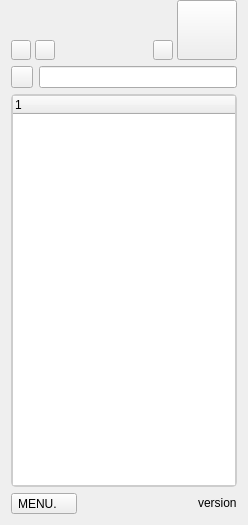
Above: qt4_src/src/ui/fetionwindow.ui from libfetion/libfetion-gui before the change. Below: the same form after it.
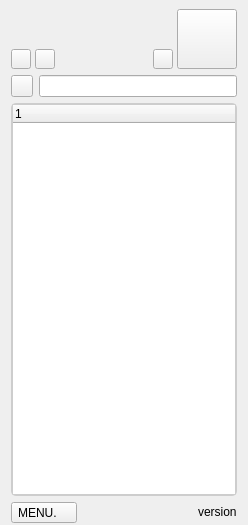
That is the form after the change. Custom widgets are drawn as their Qt base class.

Commit message: modify for mainwindow's bottom margin

The edit to the form file:
```diff
--- a/qt4_src/src/ui/fetionwindow.ui
+++ b/qt4_src/src/ui/fetionwindow.ui
@@ -27,7 +27,10 @@
   </property>
   <layout class="QGridLayout" name="gridLayout_2">
    <property name="topMargin">
-    <number>0</number>
+    <number>9</number>
+   </property>
+   <property name="bottomMargin">
+    <number>2</number>
    </property>
    <item row="0" column="0" colspan="4">
     <layout class="QGridLayout" name="gridLayout">
```
